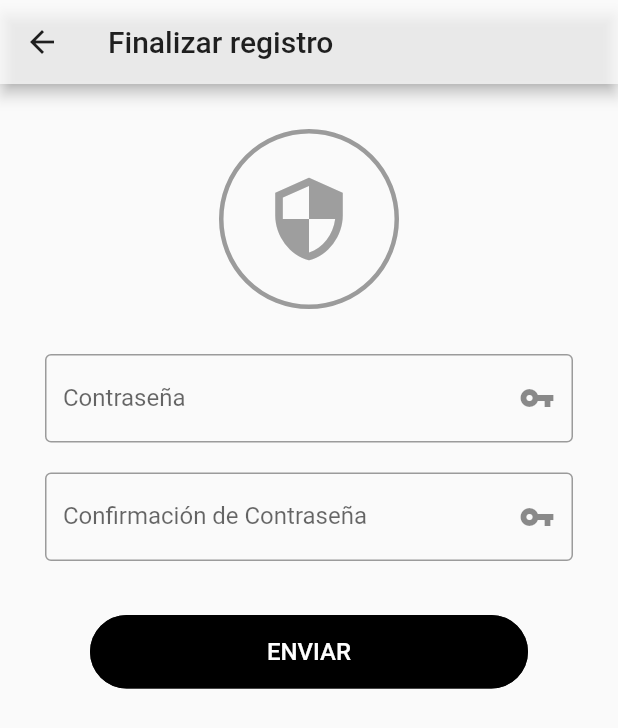
After one commit to AngelVelay/ECOMMERCE, a Flutter app: the PasswordPage screen opened by its route, after a tap on "ENVIAR", on a phone screen of 412 x 824 dp. The commit adds this screen. Shown: the top 728 px of the screen. Run offline on Flutter 3.47's test engine with Material 2 defaults, Android fonts, the phone set to English and light mode, and no system bars; drawn by our look-alikes of flutter_form_builder; our stand-ins replace animated_splash_screen, auth_buttons, carousel_slider, circular_countdown_timer, curved_navigation_bar, flutter_map and 13 more; missing offline and left inert: flutter_facebook_auth, local_auth_ios; accounts and stored records are empty; network calls fail; Roboto replaces fonts that are missing (Hind).

Commit message:
Password y bug

```diff
--- a/lib/app/modules/auth/auth.module.dart
+++ b/lib/app/modules/auth/auth.module.dart
@@ -1,15 +1,15 @@
 // ignore_for_file: constant_identifier_names, non_constant_identifier_names
-
 import 'package:get/get.dart';
 import 'package:jexpoints/app/modules/auth/services/auth/auth.contract.dart';
 import 'package:jexpoints/app/modules/auth/services/auth/auth.fake.service.dart';
+import 'package:jexpoints/app/modules/auth/views/password/password.page.dart';
+import 'package:jexpoints/app/modules/auth/views/singup-success/signup-success.page.dart';
 import 'package:jexpoints/app/modules/auth/views/splash/splash-screen.dart';
-import 'package:jexpoints/app/modules/auth/views/verification-success/verification-success.page.dart';
 import 'package:jexpoints/app/modules/auth/views/verification/verification.controller.dart';
-import 'services/auth/auth.api.service.dart';
 import 'services/user/user.api.service.dart';
 import 'views/login/login.controller.dart';
 import 'views/login/login.page.dart';
+import 'views/password/password.controller.dart';
 import 'views/recovery/recovery.controller.dart';
 import 'views/signup/signup.controller.dart';
 import 'views/signup/signup.page.dart';
@@ -19,8 +19,9 @@ class AuthRouting {
   static const LOGIN_ROUTE = '/login';
   static const SIGNUP_ROUTE = '/signup';
   static const VERIFICATION_ROUTE = '/verification';
-  static const VERIFICATION_SUCCESS_ROUTE = '/verification-success';
+  static const SIGNUP_SUCCESS_ROUTE = '/signup-success';
   static const SPLASH_ROUTE = '/splash';
+  static const PASSWORD_ROUTE = '/password';
 
   static final IAuthService authService = AuthFakeService();
 
@@ -29,9 +30,11 @@ class AuthRouting {
     GetPage(name: SIGNUP_ROUTE, page: () => SignupPage()),
     GetPage(name: VERIFICATION_ROUTE, page: () => VerificationPage()),
     GetPage(name: SPLASH_ROUTE, page: () => const SplashPage()),
+    GetPage(name: SIGNUP_SUCCESS_ROUTE, page: () => const SignupSuccessPage()),
     GetPage(
-        name: VERIFICATION_SUCCESS_ROUTE,
-        page: () => const VerificationSuccessPage()),
+        name: PASSWORD_ROUTE,
+        page: () => const PasswordPage(),
+        binding: PasswordBinding()),
   ];
 }
 
@@ -50,3 +53,11 @@ class AuthBinding implements Bindings {
         fenix: true);
   }
 }
+
+class PasswordBinding implements Bindings {
+  @override
+  void dependencies() {
+    Get.lazyPut<PasswordController>(
+        () => PasswordController(AuthFakeService()));
+  }
+}
--- /dev/null
+++ b/lib/app/modules/auth/views/password/password.controller.dart
@@ -0,0 +1,36 @@
+import 'package:flutter/material.dart';
+import 'package:get/get.dart';
+import 'package:jexpoints/app/core/utils/msg.utils.dart';
+import 'package:jexpoints/app/modules/auth/auth.module.dart';
+import '../../services/auth/auth.contract.dart';
+
+class PasswordController extends GetxController {
+  final IAuthService _authService;
+  final formKey = GlobalKey<FormState>(debugLabel: 'password');
+  TextEditingController passwordTextCtrl = TextEditingController();
+  TextEditingController confirmPasswordTextCtrl = TextEditingController();
+
+  PasswordController(this._authService);
+
+  @override
+  void onInit() {
+    super.onInit();
+  }
+
+  save() {
+    if (confirmValidate() == null) {
+      Get.toNamed(AuthRouting.SIGNUP_SUCCESS_ROUTE);
+    }
+  }
+
+  String? confirmValidate() {
+    if (confirmPasswordTextCtrl.text.isEmpty) {
+      return 'Campo requerido';
+    }
+    if (confirmPasswordTextCtrl.text != passwordTextCtrl.text) {
+      return 'Las contraseñas no coinciden!';
+    }
+
+    return null;
+  }
+}
--- /dev/null
+++ b/lib/app/modules/auth/views/password/password.page.dart
@@ -0,0 +1,90 @@
+import 'package:flutter/material.dart';
+import 'package:flutter_form_builder/flutter_form_builder.dart';
+import 'package:form_builder_validators/form_builder_validators.dart';
+import 'package:get/get.dart';
+import 'package:jexpoints/app/components/form-controls/custom-rounded-button.widget.dart';
+import 'package:jexpoints/app/modules/auth/views/password/password.controller.dart';
+import 'package:jexpoints/app/components/button/custom_button.widget.dart';
+
+class PasswordPage extends GetView<PasswordController> {
+  const PasswordPage({Key? key}) : super(key: key);
+
+  @override
+  Widget build(BuildContext context) {
+    return Scaffold(
+        appBar: AppBar(
+            title: const Text('Finalizar registro'),
+            backgroundColor: Colors.white70,
+            foregroundColor: Colors.black87),
+        body: Column(children: [
+          const SizedBox(height: 30),
+          _image(context),
+          const SizedBox(height: 30),
+          _form(context),
+          // const SizedBox(height: 10),
+          // _button(context),
+        ]));
+  }
+
+  Widget _image(BuildContext context) {
+    return Center(
+        child: Column(children: [
+      Container(
+          width: 120,
+          height: 120,
+          child: const Icon(
+            Icons.security,
+            size: 60,
+            color: Colors.grey,
+          ),
+          decoration: BoxDecoration(
+            shape: BoxShape.circle,
+            border: Border.all(color: Colors.black38, width: 3),
+          ))
+    ]));
+  }
+
+  Widget _form(BuildContext context) {
+    return FormBuilder(
+        key: controller.formKey,
+        autovalidateMode: AutovalidateMode.always,
+        child: Padding(
+            padding: const EdgeInsets.symmetric(horizontal: 30.0),
+            child: Wrap(runSpacing: 20, children: <Widget>[
+              FormBuilderTextField(
+                name: 'password',
+                controller: controller.passwordTextCtrl,
+                decoration: const InputDecoration(
+                    border: OutlineInputBorder(),
+                    labelText: 'Contraseña',
+                    suffixIcon: Icon(Icons.vpn_key)),
+                validator: FormBuilderValidators.required(),
+                keyboardType: TextInputType.text,
+                obscureText: true,
+              ),
+              FormBuilderTextField(
+                name: 'confirmPassword',
+                controller: controller.confirmPasswordTextCtrl,
+                decoration: const InputDecoration(
+                    border: OutlineInputBorder(),
+                    labelText: 'Confirmación de Contraseña',
+                    suffixIcon: Icon(Icons.vpn_key)),
+                validator: (value) {
+                  return controller.confirmValidate();
+                },
+                keyboardType: TextInputType.text,
+                obscureText: true,
+              ),
+              _button(context)
+            ])));
+  }
+
+  Widget _button(BuildContext context) {
+    return Container(
+      margin: const EdgeInsets.symmetric(vertical: 16.0, horizontal: 30),
+      width: double.infinity,
+      child: CustomRoundedButton(
+          text: 'ENVIAR', onPressed: () => controller.save()),
+    );
+  }
+}
--- a/lib/app/modules/auth/views/signup/signup.controller.dart
+++ b/lib/app/modules/auth/views/signup/signup.controller.dart
@@ -2,7 +2,6 @@ import 'package:flutter/material.dart';
 import 'package:get/get.dart';
 import 'package:flutter_form_builder/flutter_form_builder.dart';
 import 'package:jexpoints/app/core/utils/msg.utils.dart';
-import 'package:jexpoints/app/modules/auth/views/verification/verification.controller.dart';
 import '../../auth.module.dart';
 import '../../services/auth/auth.contract.dart';
 import '../../entities/signup.type.dart';
@@ -25,9 +24,6 @@ class SignupController extends GetxController {
     if (formKey.currentState!.validate()) {
       var signupUser = Signup.fromJson(formKey.currentState!.value);
       await _authService.signUp(signupUser);
-      // var _verificationController =
-      //     Get.put(VerificationController(_authService));
-      // _verificationController.phoneNumber = signupUser.phoneNumber;
       Get.toNamed(AuthRouting.VERIFICATION_ROUTE);
     } else {
       MsgUtils.error('Verifique los campos');
--- a/lib/app/modules/main/views/main/main.page.dart
+++ b/lib/app/modules/main/views/main/main.page.dart
@@ -23,7 +23,7 @@ class MainPage extends GetView<MainController> {
           ],
           color: Colors.white,
           buttonBackgroundColor: Colors.white,
-          backgroundColor: Colors.black,
+          backgroundColor: Colors.transparent,
           animationCurve: Curves.easeInOut,
           animationDuration: const Duration(milliseconds: 500),
           onTap: (index) => controller.changeTab(index),
```
Also changed, not shown: lib/app/modules/auth/views/signup/signup.page.dart (+1 -28 lines), lib/app/modules/auth/views/singup-success/signup-success.page.dart (renamed from lib/app/modules/auth/views/verification-success/verification-success.page.dart, +15 -18 lines), lib/app/modules/auth/views/verification/verification.controller.dart (+3 -6 lines), lib/app/modules/auth/views/verification/verification.page.dart (+4 -4 lines), lib/app/modules/main/main.module.dart (+13 -9 lines).
